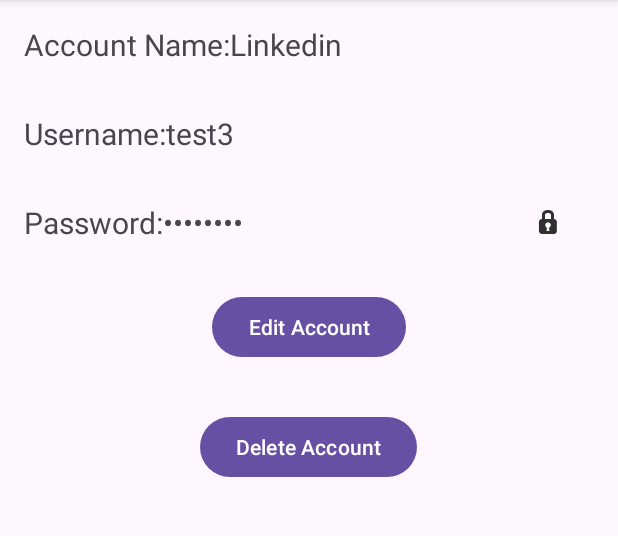
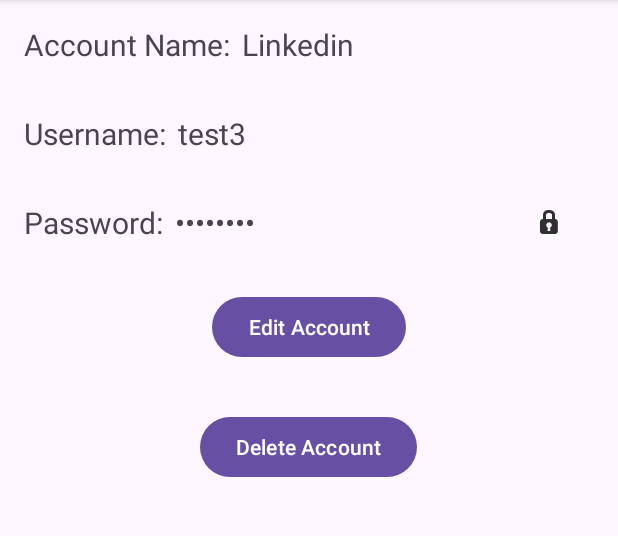
Before and after one commit to danhnguyen3107/CS175, an Android app: the screen it shows after launch (MainActivity), after a tap on "Linkedin", on a phone screen of 412 x 824 dp, the part 96-632 px from its top. Run offline under Robolectric (Android 15) with nearby library versions, the light colour scheme and no system bars; our stand-ins replace navigation-ui; 1 statement that could not run was skipped.

Commit message:
Update fragment_detail.xml
Update margins.

```diff
--- a/app/src/main/res/layout/fragment_detail.xml
+++ b/app/src/main/res/layout/fragment_detail.xml
@@ -30,7 +30,8 @@
             android:id="@+id/accountName"
             android:layout_width="wrap_content"
             android:layout_height="wrap_content"
-            android:textSize="20sp"/>
+            android:textSize="20sp"
+            android:layout_marginStart="8dp"/>
     </LinearLayout>
 
     <LinearLayout xmlns:tools="http://schemas.android.com/tools"
@@ -54,6 +55,7 @@
             android:layout_height="wrap_content"
             android:scrollbars="vertical"
             android:textSize="20sp"
+            android:layout_marginStart="8dp"
             />
     </LinearLayout>
 
@@ -79,6 +81,7 @@
             android:layout_weight="1"
             android:scrollbars="vertical"
             android:textSize="20sp"
+            android:layout_marginStart="8dp"
             />
 
         <ImageButton
```
